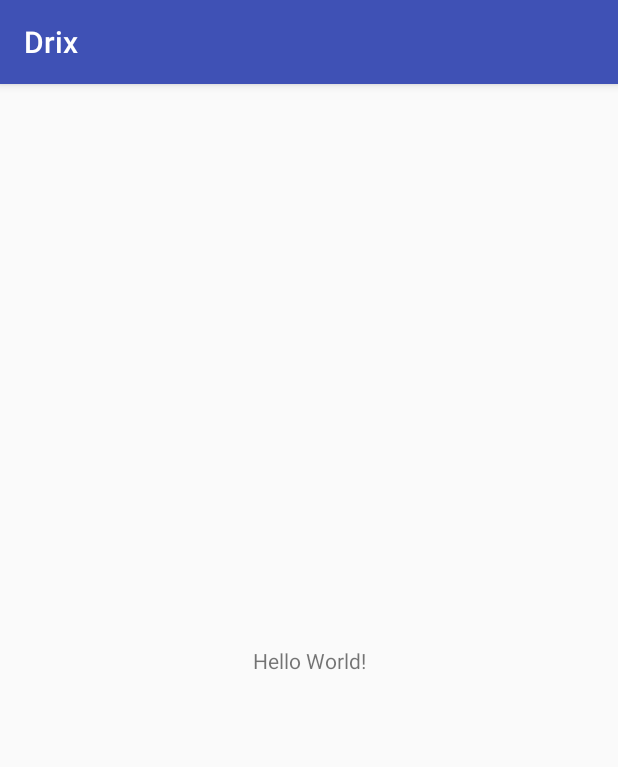
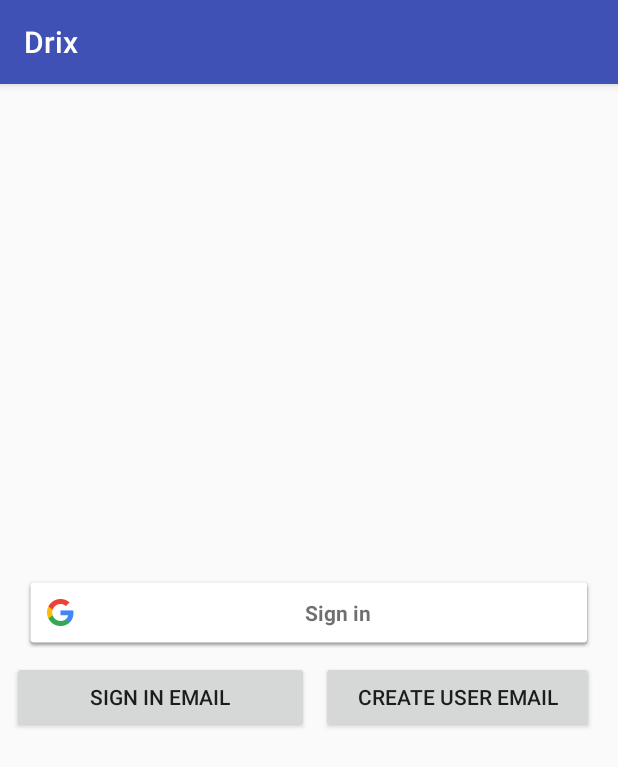
Before and after one commit to nplake12/Drix-Android, an Android app: the screen it shows after launch (MainActivity before the commit, AuthenticationActivity after it), on a phone screen of 412 x 824 dp. Shown: the top 767 px of the screen. Run offline under Robolectric (Android 15) with nearby library versions, the phone set to English and light mode, and no system bars; our stand-ins replace Firebase (no records; nobody signed in at launch, a user with empty details on screens opened directly).

Commit message:
Setup Firebase Integration Setup Firebase Authentication
Add AuthenticationActivity, EmailCreateUserActivity, EmailSigninActivity, ThreadsActivity

```diff
--- a/app/src/main/AndroidManifest.xml
+++ b/app/src/main/AndroidManifest.xml
@@ -9,13 +9,16 @@
         android:roundIcon="@mipmap/ic_launcher_round"
         android:supportsRtl="true"
         android:theme="@style/AppTheme">
-        <activity android:name=".MainActivity">
+        <activity android:name=".AuthenticationActivity">
             <intent-filter>
                 <action android:name="android.intent.action.MAIN" />
 
                 <category android:name="android.intent.category.LAUNCHER" />
             </intent-filter>
         </activity>
+        <activity android:name=".ThreadsActivity" />
+        <activity android:name=".EmailSigninActivity" />
+        <activity android:name=".EmailCreateUserActivity"></activity>
     </application>
 
 </manifest>
--- /dev/null
+++ b/app/src/main/java/com/tuckermillerdev/drix/AuthenticationActivity.java
@@ -0,0 +1,129 @@
+package com.tuckermillerdev.drix;
+
+import android.content.Intent;
+import android.support.annotation.NonNull;
+import android.support.v7.app.AppCompatActivity;
+import android.os.Bundle;
+import android.view.View;
+import android.widget.Button;
+
+import com.google.android.gms.auth.api.signin.GoogleSignIn;
+import com.google.android.gms.auth.api.signin.GoogleSignInAccount;
+import com.google.android.gms.auth.api.signin.GoogleSignInClient;
+import com.google.android.gms.auth.api.signin.GoogleSignInOptions;
+import com.google.android.gms.common.SignInButton;
+import com.google.android.gms.common.api.ApiException;
+import com.google.android.gms.tasks.OnCompleteListener;
+import com.google.android.gms.tasks.Task;
+import com.google.firebase.auth.AuthCredential;
+import com.google.firebase.auth.AuthResult;
+import com.google.firebase.auth.FirebaseAuth;
+import com.google.firebase.auth.FirebaseUser;
+import com.google.firebase.auth.GoogleAuthProvider;
+
+public class AuthenticationActivity extends AppCompatActivity {
+
+    private FirebaseAuth mAuth;
+    private GoogleSignInClient mGoogleSignInClient;
+    SignInButton mGoogleBtn;
+    Button mCreateEmailBtn;
+    Button mSignEmailBtn;
+
+    @Override
+    protected void onCreate(Bundle savedInstanceState) {
+        super.onCreate(savedInstanceState);
+        setContentView(R.layout.activity_authentication);
+
+        //Accessing Widget Components
+        mAuth = FirebaseAuth.getInstance();
+        mGoogleBtn = findViewById(R.id.createGoogleBtn);
+        mCreateEmailBtn = findViewById(R.id.createEmailBtn);
+        mSignEmailBtn = findViewById(R.id.signInEmailBtn);
+
+
+        //Setting Button OnClick Listeners
+        mGoogleBtn.setOnClickListener(new View.OnClickListener() {
+            @Override
+            public void onClick(View v) {
+                googleSignIn();
+            }
+        });
+        mCreateEmailBtn.setOnClickListener(new View.OnClickListener() {
+            @Override
+            public void onClick(View v) {
+                emailCreateUser();
+            }
+        });
+        mSignEmailBtn.setOnClickListener(new View.OnClickListener() {
+            @Override
+            public void onClick(View v) {
+                emailSignIn();
+            }
+        });
+
+        //Google Signin Authentication Components
+        GoogleSignInOptions gso = new GoogleSignInOptions.Builder(GoogleSignInOptions.DEFAULT_SIGN_IN)
+                .requestIdToken(getString(R.string.default_web_client_id))
+                .requestEmail()
+                .build();
+        mGoogleSignInClient = GoogleSignIn.getClient(this, gso);
+    }
+
+    @Override
+    protected void onStart() {
+        super.onStart();
+        FirebaseUser currentUser = mAuth.getCurrentUser();
+        if(currentUser != null){
+            startActivity(new Intent(AuthenticationActivity.this, ThreadsActivity.class));
+        }
+    }
+
+    private void googleSignIn() {
+        Intent signInIntent = mGoogleSignInClient.getSignInIntent();
+        startActivityForResult(signInIntent, 9001);
+    }
+
+    @Override
+    public void onActivityResult(int requestCode, int resultCode, Intent data) {
+        super.onActivityResult(requestCode, resultCode, data);
+        if (requestCode == 9001) {
+            Task<GoogleSignInAccount> task = GoogleSignIn.getSignedInAccountFromIntent(data);
+            try {
+                GoogleSignInAccount account = task.getResult(ApiException.class);
+                firebaseAuthWithGoogle(account);
+            } catch (ApiException e) {
+                updateUI(null);
+            }
+        }
+    }
+
+    private void firebaseAuthWithGoogle(GoogleSignInAccount acct) {
+        AuthCredential credential = GoogleAuthProvider.getCredential(acct.getIdToken(), null);
+        mAuth.signInWithCredential(credential)
+                .addOnCompleteListener(this, new OnCompleteListener<AuthResult>() {
+                    @Override
+                    public void onComplete(@NonNull Task<AuthResult> task) {
+                        if (task.isSuccessful()) {
+                            FirebaseUser user = mAuth.getCurrentUser();
+                            updateUI(user);
+                        } else {
+                            updateUI(null);
+                        }
+                    }
+                });
+    }
+
+    private void emailSignIn(){
+        startActivity(new Intent(AuthenticationActivity.this, EmailSigninActivity.class));
+    }
+
+    private void emailCreateUser(){
+        startActivity(new Intent(AuthenticationActivity.this, EmailCreateUserActivity.class));
+    }
+
+    private void updateUI(FirebaseUser user) {
+        if (user != null) {
+            startActivity(new Intent(AuthenticationActivity.this, ThreadsActivity.class));
+        }
+    }
+}
--- a/app/src/main/java/com/tuckermillerdev/drix/MainActivity.java
+++ /dev/null
@@ -1,13 +0,0 @@
-package com.tuckermillerdev.drix;
-
-import android.support.v7.app.AppCompatActivity;
-import android.os.Bundle;
-
-public class MainActivity extends AppCompatActivity {
-
-    @Override
-    protected void onCreate(Bundle savedInstanceState) {
-        super.onCreate(savedInstanceState);
-        setContentView(R.layout.activity_main);
-    }
-}
--- /dev/null
+++ b/app/src/main/res/layout/activity_authentication.xml
@@ -0,0 +1,67 @@
+<?xml version="1.0" encoding="utf-8"?>
+<android.support.constraint.ConstraintLayout xmlns:android="http://schemas.android.com/apk/res/android"
+    xmlns:app="http://schemas.android.com/apk/res-auto"
+    xmlns:tools="http://schemas.android.com/tools"
+    android:layout_width="match_parent"
+    android:layout_height="match_parent"
+    android:minHeight="147dp"
+    tools:context="com.tuckermillerdev.drix.AuthenticationActivity"
+    tools:layout_editor_absoluteY="81dp">
+
+    <LinearLayout
+        android:layout_height="wrap_content"
+        android:layout_marginBottom="8dp"
+        android:layout_marginEnd="8dp"
+        android:layout_marginStart="8dp"
+        android:layout_marginTop="8dp"
+        android:orientation="vertical"
+        app:layout_constraintBottom_toBottomOf="parent"
+        app:layout_constraintEnd_toEndOf="parent"
+        app:layout_constraintStart_toStartOf="parent"
+        app:layout_constraintTop_toTopOf="parent"
+        android:layout_width="match_parent">
+
+        <com.google.android.gms.common.SignInButton
+            android:id="@+id/createGoogleBtn"
+            android:layout_width="match_parent"
+            android:layout_height="wrap_content"
+            android:layout_marginBottom="8dp"
+            android:layout_marginEnd="8dp"
+            android:layout_marginStart="8dp"
+            android:text="@string/googleBtn"
+            app:layout_constraintBottom_toTopOf="@+id/createEmailBtn"
+            app:layout_constraintEnd_toEndOf="parent"
+            app:layout_constraintStart_toStartOf="parent" >
+
+        </com.google.android.gms.common.SignInButton>
+
+
+        <LinearLayout
+            android:layout_width="match_parent"
+            android:layout_height="match_parent"
+            android:orientation="horizontal">
+
+            <Button
+                android:id="@+id/signInEmailBtn"
+                android:layout_width="match_parent"
+                android:layout_height="wrap_content"
+                android:layout_weight="1"
+                android:text="@string/sign_in_email"/>
+
+            <Button
+                android:id="@+id/createEmailBtn"
+                android:layout_width="match_parent"
+                android:layout_height="wrap_content"
+                android:layout_marginBottom="8dp"
+                android:layout_marginEnd="8dp"
+                android:layout_marginStart="8dp"
+                android:layout_weight="1"
+                android:text="@string/create_user_email"
+                app:layout_constraintBottom_toTopOf="@+id/createAnonymousBtn"
+                app:layout_constraintEnd_toEndOf="parent"
+                app:layout_constraintStart_toStartOf="parent" />
+        </LinearLayout>
+
+    </LinearLayout>
+
+</android.support.constraint.ConstraintLayout>
--- a/app/src/main/res/layout/activity_main.xml
+++ /dev/null
@@ -1,18 +0,0 @@
-<?xml version="1.0" encoding="utf-8"?>
-<android.support.constraint.ConstraintLayout xmlns:android="http://schemas.android.com/apk/res/android"
-    xmlns:app="http://schemas.android.com/apk/res-auto"
-    xmlns:tools="http://schemas.android.com/tools"
-    android:layout_width="match_parent"
-    android:layout_height="match_parent"
-    tools:context="com.tuckermillerdev.drix.MainActivity">
-
-    <TextView
-        android:layout_width="wrap_content"
-        android:layout_height="wrap_content"
-        android:text="Hello World!"
-        app:layout_constraintBottom_toBottomOf="parent"
-        app:layout_constraintLeft_toLeftOf="parent"
-        app:layout_constraintRight_toRightOf="parent"
-        app:layout_constraintTop_toTopOf="parent" />
-
-</android.support.constraint.ConstraintLayout>
--- a/app/src/main/res/values/strings.xml
+++ b/app/src/main/res/values/strings.xml
@@ -1,3 +1,14 @@
 <resources>
     <string name="app_name">Drix</string>
+    <string name="loginBtn">Login</string>
+    <string name="googleBtn">Google</string>
+    <string name="anonymousBtn">Anonymous</string>
+    <string name="googleSignIn">Sign in</string>
+    <string name="signOutButton">Sign Out</string>
+    <string name="createUserBtn">Create User</string>
+    <string name="emailHint">Email</string>
+    <string name="passwordHint">Password</string>
+    <string name="create_user_email">Create User Email</string>
+    <string name="sign_in_email">Sign In Email</string>
+    <string name="threadPlaceholder">Threads View</string>
 </resources>
```
Also changed, not shown: app/build.gradle (+14 -4 lines), app/src/main/java/com/tuckermillerdev/drix/EmailCreateUserActivity.java (added, +73 -0 lines), app/src/main/java/com/tuckermillerdev/drix/EmailSigninActivity.java (added, +71 -0 lines), app/src/main/java/com/tuckermillerdev/drix/ThreadsActivity.java (added, +46 -0 lines), app/src/main/res/layout/activity_email_create_user.xml (added, +60 -0 lines), app/src/main/res/layout/activity_email_signin.xml (added, +62 -0 lines), app/src/main/res/layout/activity_threads.xml (added, +33 -0 lines).
